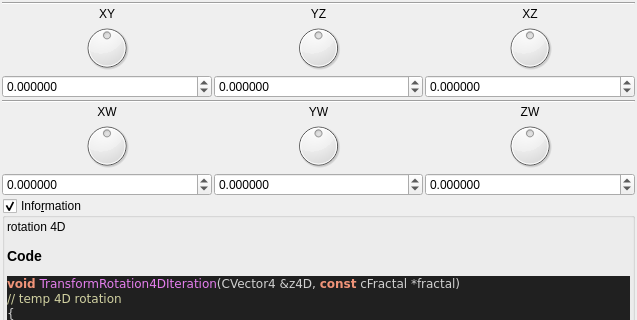
buddhi1980/mandelbulber2, file mandelbulber2/qt_data/fractal_transf_rotation_4D.ui: the form before one commit; both pictures show x 0 to 637 and y 0 to 320 of the 637 by 988 pixel window.
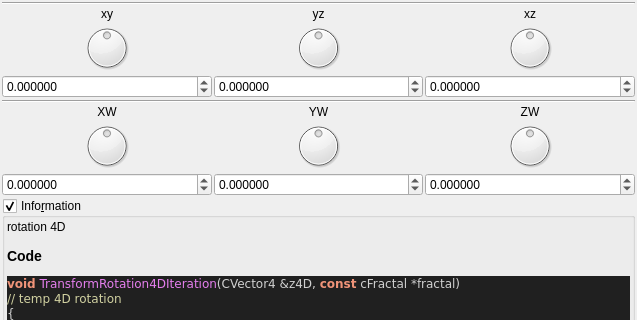
The form after the commit. Custom widgets are drawn as their Qt base class.

```diff
--- a/mandelbulber2/qt_data/fractal_transf_rotation_4D.ui
+++ b/mandelbulber2/qt_data/fractal_transf_rotation_4D.ui
@@ -37,7 +37,7 @@
      <item row="2" column="2">
       <widget class="QLabel" name="label_37">
        <property name="text">
-        <string>XZ</string>
+        <string notr="true">xz</string>
        </property>
        <property name="alignment">
         <set>Qt::AlignCenter</set>
@@ -47,7 +47,7 @@
      <item row="2" column="1">
       <widget class="QLabel" name="label_38">
        <property name="text">
-        <string>YZ</string>
+        <string notr="true">yz</string>
        </property>
        <property name="alignment">
         <set>Qt::AlignCenter</set>
@@ -161,7 +161,7 @@
      <item row="2" column="0">
       <widget class="QLabel" name="label_40">
        <property name="text">
-        <string>XY</string>
+        <string notr="true">xy</string>
        </property>
        <property name="alignment">
         <set>Qt::AlignCenter</set>
```
